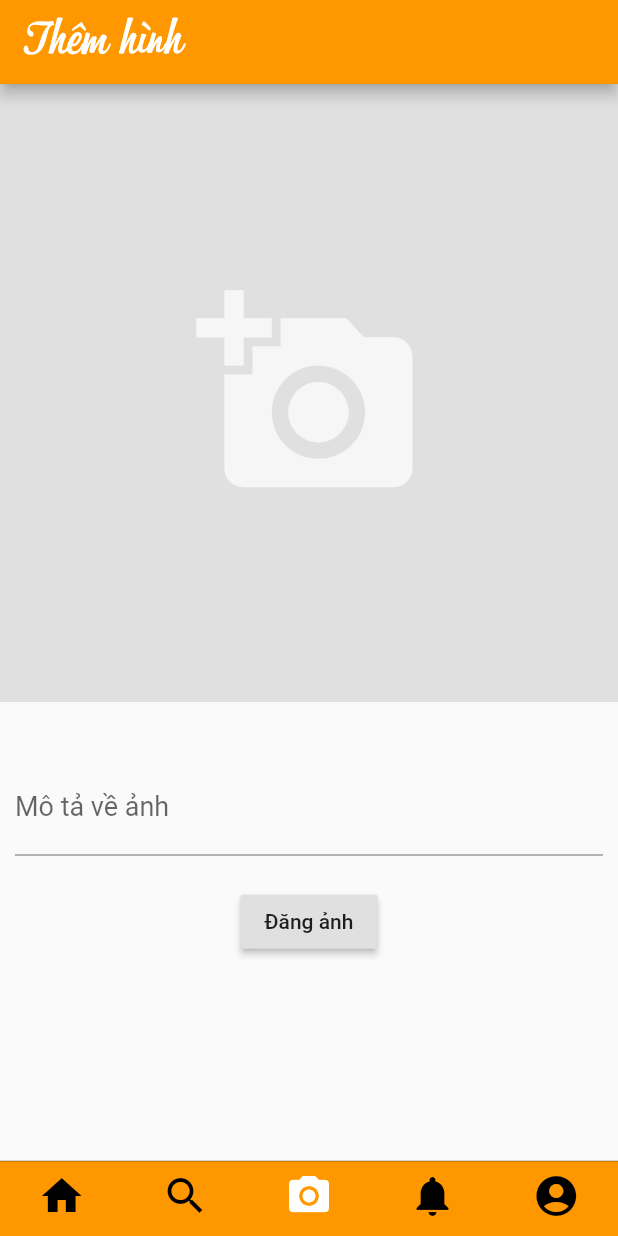
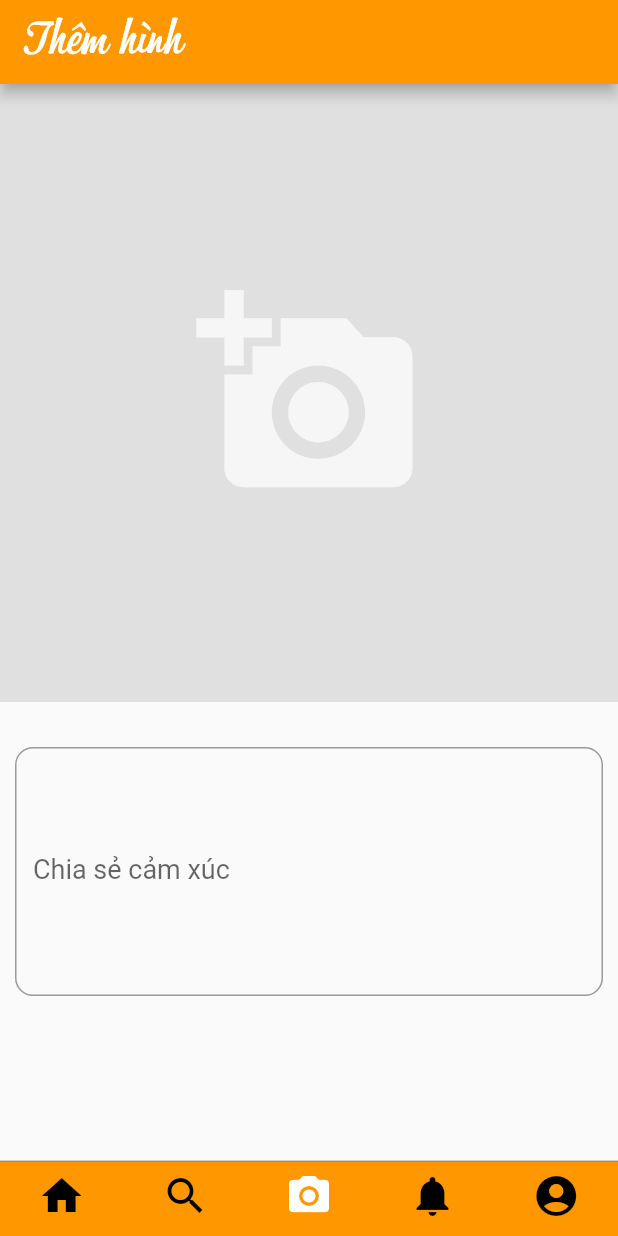
Before and after one commit to hqutrung/BeF, a Flutter app: the screen it shows once a user with an empty profile is signed in, swiped to page 3, on a phone screen of 412 x 824 dp. Run offline on Flutter 3.47's test engine with Material 2 defaults, Android fonts, the phone set to English and light mode, and no system bars; our stand-ins replace cached_network_image, cloud_firestore, firebase_auth, firebase_messaging, firebase_storage, flutter_image_compress and 2 more; missing offline and left inert: animator; accounts and stored records are empty.

```diff
--- a/lib/screens/create_post_screen.dart
+++ b/lib/screens/create_post_screen.dart
@@ -7,6 +7,7 @@ import 'package:bef/models/post_model.dart';
 import 'package:bef/models/user_data.dart';
 import 'package:bef/services/database_service.dart';
 import 'package:bef/services/storage_service.dart';
+import 'package:image_cropper/image_cropper.dart';
 
 import 'package:image_picker/image_picker.dart';
 import 'package:provider/provider.dart';
@@ -85,14 +86,23 @@ class _CreatePostScreenState extends State<CreatePostScreen> {
     Navigator.pop(context);
     File imageFile = await ImagePicker.pickImage(source: source);
     if (imageFile != null) {
+      imageFile = await _cropImage(imageFile);
       setState(() {
         _image = imageFile;
       });
     }
   }
 
+  _cropImage(File imageFile) async {
+    File croppedImage = await ImageCropper.cropImage(
+      sourcePath: imageFile.path,
+      aspectRatio: CropAspectRatio(ratioX: 1.0, ratioY: 1.0),
+    );
+    return croppedImage;
+  }
+
   _submit() async {
-    if (!_isLoading && _image != null && _caption.isNotEmpty) {
+    if (!_isLoading && _image != null) {
       setState(() {
         _isLoading = true;
       });
@@ -135,6 +145,14 @@ String imageUrl = await StorageService.uploadPost(_image);
             fontSize: 35.0,
           ),
         ),
+        actions: (_image != null)
+            ? <Widget>[
+                IconButton(
+                  icon: Icon(Icons.send, color: Colors.white),
+                  onPressed: () => _submit(),
+                )
+              ]
+            : null,
       ),
       body: GestureDetector(
         onTap: () => FocusScope.of(context).unfocus(),
@@ -170,22 +188,25 @@ String imageUrl = await StorageService.uploadPost(_image);
                           ),
                   ),
                 ),
-                SizedBox(height: 20.0),
+                SizedBox(height: 10.0),
                 Padding(
-                  padding: EdgeInsets.symmetric(horizontal: 10.0,vertical: 20),
+                  padding: EdgeInsets.symmetric(horizontal: 10.0, vertical: 20),
                   child: TextField(
                     controller: _captionController,
                     style: TextStyle(fontSize: 18.0),
                     decoration: InputDecoration(
-                      labelText: 'Mô tả về ảnh',
+                      labelText: 'Chia sẻ cảm xúc',
+                      border: OutlineInputBorder(
+                        borderSide: BorderSide(color: Colors.black),
+                        borderRadius: BorderRadius.circular(12),
+                      ),
+
                     ),
                     onChanged: (input) => _caption = input,
+                    cursorColor: Colors.black,
+                    maxLines: 6,
                   ),
                 ),
-                RaisedButton(
-                  onPressed: () => _submit(),
-                  child: Text('Đăng ảnh'),
-                )
               ],
             ),
           ),
--- a/lib/widgets/post_view.dart
+++ b/lib/widgets/post_view.dart
@@ -195,7 +195,8 @@ class _PostViewState extends State<PostView> {
                                       FlatButton(
                                           child: const Text('Xác nhận'),
                                           onPressed: () {
-                                            DatabaseService.deletePost(widget.post);
+                                            DatabaseService.deletePost(
+                                                widget.post);
                                             Navigator.pop(context);
                                           })
                                     ],
--- a/pubspec.yaml
+++ b/pubspec.yaml
@@ -34,7 +34,7 @@ dependencies:
   uuid: 2.0.4
   provider: 3.2.0
   cached_network_image: 2.0.0-rc
-  image_cropper: 1.1.1
+  image_cropper: 1.1.2
   animator: ^1.0.0+3
   firebase_messaging: 6.0.9
 
```
Also changed, not shown: pubspec.lock. Lines whose indentation alone changed are shown as unchanged.
